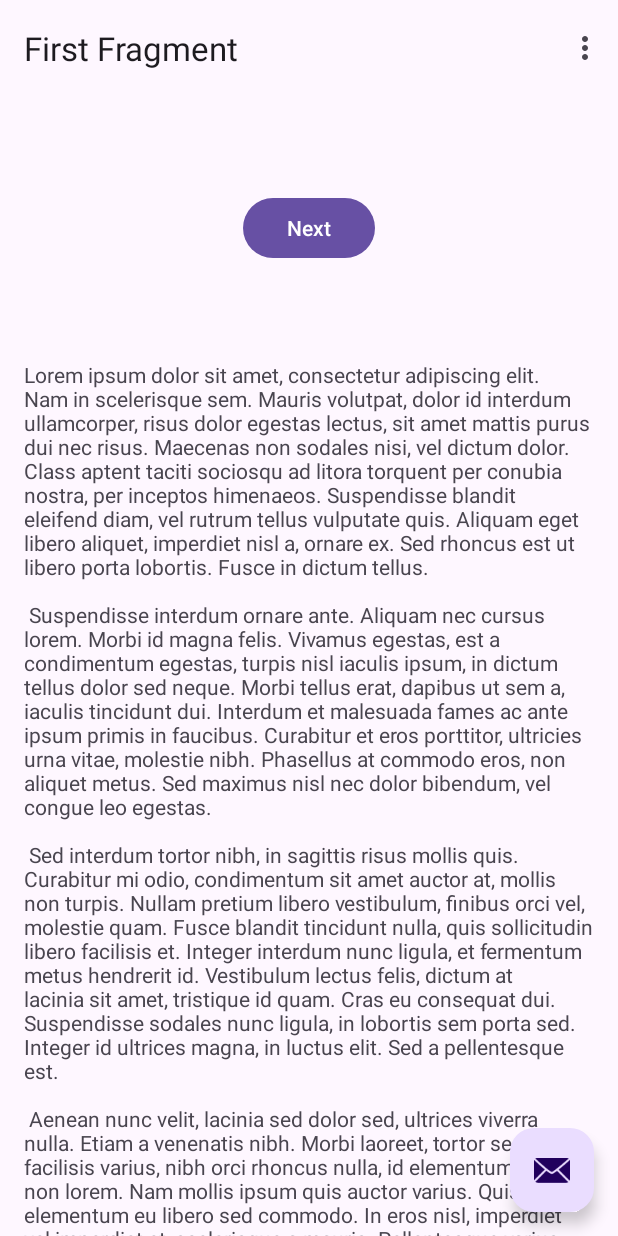
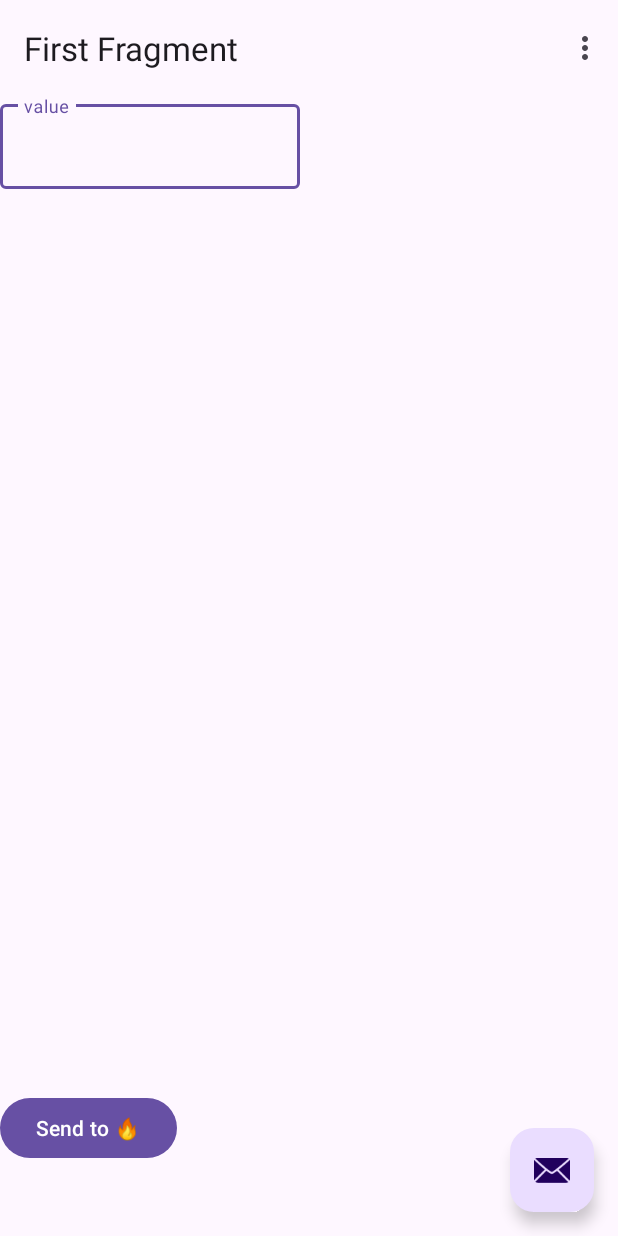
Before and after one commit to nijuyonkadesu/MyLabRat, an Android app: the screen it shows after launch (MainActivity), on a phone screen of 412 x 824 dp. Run offline under Robolectric (Android 15) with nearby library versions, the phone set to English and light mode, and no system bars; our stand-ins replace Firebase (no records; nobody signed in at launch, a user with empty details on screens opened directly), navigation-ui.

```diff
--- a/app/build.gradle
+++ b/app/build.gradle
@@ -44,12 +44,14 @@ dependencies {
     implementation 'androidx.constraintlayout:constraintlayout:2.1.4'
     implementation 'androidx.navigation:navigation-fragment-ktx:2.5.3'
     implementation 'androidx.navigation:navigation-ui-ktx:2.5.3'
+
+    implementation 'com.google.firebase:firebase-database-ktx:20.1.0'
     testImplementation 'junit:junit:4.13.2'
     androidTestImplementation 'androidx.test.ext:junit:1.1.4'
     androidTestImplementation 'androidx.test.espresso:espresso-core:3.5.0'
 
     // Firebase
-    implementation platform('com.google.firebase:firebase-bom:31.0.2')
+    implementation platform('com.google.firebase:firebase-bom:31.0.3')
     implementation 'com.google.firebase:firebase-analytics-ktx'
 
 
--- a/app/src/main/java/com/njk/testingtheme/FirstFragment.kt
+++ b/app/src/main/java/com/njk/testingtheme/FirstFragment.kt
@@ -1,11 +1,14 @@
 package com.njk.testingtheme
 
 import android.os.Bundle
-import androidx.fragment.app.Fragment
+import android.util.Log
 import android.view.LayoutInflater
 import android.view.View
 import android.view.ViewGroup
-import androidx.navigation.fragment.findNavController
+import android.widget.Toast
+import androidx.fragment.app.Fragment
+import com.google.firebase.database.DatabaseReference
+import com.google.firebase.database.FirebaseDatabase
 import com.njk.testingtheme.databinding.FragmentFirstBinding
 
 /**
@@ -13,6 +16,7 @@ import com.njk.testingtheme.databinding.FragmentFirstBinding
  */
 class FirstFragment : Fragment() {
 
+    lateinit var database: DatabaseReference
     private var _binding: FragmentFirstBinding? = null
 
     // This property is only valid between onCreateView and
@@ -32,8 +36,18 @@ class FirstFragment : Fragment() {
     override fun onViewCreated(view: View, savedInstanceState: Bundle?) {
         super.onViewCreated(view, savedInstanceState)
 
-        binding.buttonFirst.setOnClickListener {
-            findNavController().navigate(R.id.action_FirstFragment_to_SecondFragment)
+        binding.apply {
+            send.setOnClickListener {
+//                findNavController().navigate(R.id.action_FirstFragment_to_SecondFragment)
+                val text = rawText.editableText.toString()
+                database = FirebaseDatabase.getInstance("https://busticketsystem-f2ca3-default-rtdb.asia-southeast1.firebasedatabase.app/").getReference("Junk")
+                val user = User(text)
+                database.child("funny").setValue(user).addOnSuccessListener {
+                    rawText.text?.clear()
+                    Toast.makeText(requireContext(), "Yay done 🔥", Toast.LENGTH_SHORT).show()
+                }
+                Log.d("firebase", text)
+            }
         }
     }
 
--- /dev/null
+++ b/app/src/main/java/com/njk/testingtheme/User.kt
@@ -0,0 +1,5 @@
+package com.njk.testingtheme
+
+data class User(
+    val value: String,
+)
--- a/app/src/main/res/layout/fragment_first.xml
+++ b/app/src/main/res/layout/fragment_first.xml
@@ -1,48 +1,35 @@
 <?xml version="1.0" encoding="utf-8"?>
-<androidx.core.widget.NestedScrollView xmlns:android="http://schemas.android.com/apk/res/android"
+<androidx.constraintlayout.widget.ConstraintLayout xmlns:android="http://schemas.android.com/apk/res/android"
     xmlns:app="http://schemas.android.com/apk/res-auto"
     xmlns:tools="http://schemas.android.com/tools"
-    android:layout_width="match_parent"
-    android:layout_height="match_parent"
+    android:layout_width="fill_parent"
+    android:layout_height="fill_parent"
     tools:context=".FirstFragment">
 
-    <androidx.constraintlayout.widget.ConstraintLayout
-        android:layout_width="match_parent"
-        android:layout_height="match_parent"
-        android:padding="16dp">
+    <com.google.android.material.textfield.TextInputLayout
+        android:id="@+id/input_field"
+        style="@style/ThemeOverlay.Material3.TextInputEditText.OutlinedBox"
+        android:layout_width="@dimen/user_text"
+        android:layout_height="wrap_content"
+        android:hint="@string/value"
+        app:layout_constraintStart_toStartOf="parent"
+        app:layout_constraintTop_toTopOf="parent">
 
-        <Button
-            android:id="@+id/button_first"
-            android:layout_width="wrap_content"
-            android:layout_height="wrap_content"
-            android:text="@string/next"
-            app:layout_constraintBottom_toTopOf="@id/textview_first"
-            app:layout_constraintEnd_toEndOf="parent"
-            app:layout_constraintStart_toStartOf="parent"
-            app:layout_constraintTop_toTopOf="parent" />
-        />
-
-        <TextView
-            android:id="@+id/textview_first"
-            android:layout_width="wrap_content"
-            android:layout_height="wrap_content"
-            android:layout_marginTop="16dp"
-            android:text="@string/lorem_ipsum"
-            app:layout_constraintBottom_toBottomOf="parent"
-            app:layout_constraintEnd_toEndOf="parent"
-            app:layout_constraintStart_toStartOf="parent"
-            app:layout_constraintTop_toBottomOf="@id/button_first" />
-
-        <RadioGroup
+        <com.google.android.material.textfield.TextInputEditText
+            android:id="@+id/raw_text"
             android:layout_width="match_parent"
             android:layout_height="wrap_content"
-            app:layout_constraintStart_toStartOf="@+id/textview_first"
-            app:layout_constraintTop_toBottomOf="@+id/textview_first">
+            />
 
-            <com.google.android.material.radiobutton.MaterialRadioButton
-                android:layout_width="wrap_content"
-                android:layout_height="wrap_content"
-                android:text="Fine" />
-        </RadioGroup>
-    </androidx.constraintlayout.widget.ConstraintLayout>
-</androidx.core.widget.NestedScrollView>
+    </com.google.android.material.textfield.TextInputLayout>
+
+    <Button
+        android:id="@+id/send"
+        android:layout_width="wrap_content"
+        android:layout_height="wrap_content"
+        android:text="@string/send"
+        app:layout_constraintBottom_toBottomOf="parent"
+        app:layout_constraintStart_toStartOf="parent"
+        android:layout_marginBottom="48sp"
+        />
+</androidx.constraintlayout.widget.ConstraintLayout>
--- a/app/src/main/res/values/dimens.xml
+++ b/app/src/main/res/values/dimens.xml
@@ -1,3 +1,4 @@
 <resources>
     <dimen name="fab_margin">16dp</dimen>
+    <dimen name="user_text">200dp</dimen>
 </resources>
--- a/app/src/main/res/values/strings.xml
+++ b/app/src/main/res/values/strings.xml
@@ -6,6 +6,10 @@
     <string name="second_fragment_label">Second Fragment</string>
     <string name="next">Next</string>
     <string name="previous">Previous</string>
+
+    <string name="send">Send to 🔥</string>
+    <string name="get">get from 🔥</string>
+
 
     <string name="lorem_ipsum">
         Lorem ipsum dolor sit amet, consectetur adipiscing elit. Nam in scelerisque sem. Mauris
@@ -43,4 +47,5 @@
         libero vel nunc consequat, quis tincidunt nisl eleifend. Cras bibendum enim a justo luctus
         vestibulum. Fusce dictum libero quis erat maximus, vitae volutpat diam dignissim.
     </string>
+    <string name="value">value</string>
 </resources>
--- a/build.gradle
+++ b/build.gradle
@@ -1,4 +1,8 @@
-// Top-level build file where you can add configuration options common to all sub-projects/modules.
+buildscript {
+    dependencies {
+        classpath 'com.google.gms:google-services:4.3.14'
+    }
+}// Top-level build file where you can add configuration options common to all sub-projects/modules.
 plugins {
     id 'com.android.application' version '7.3.0' apply false
     id 'com.android.library' version '7.3.0' apply false
```
